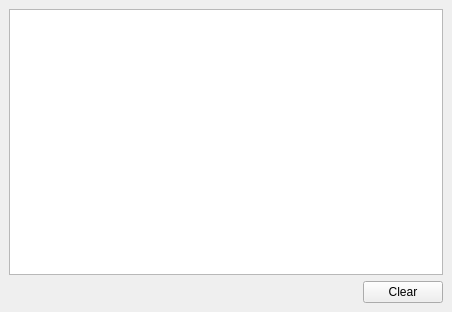
This is source/mainwindow.ui in mandlm/qSniff as Qt 5 draws it before an edit. The edited form follows.
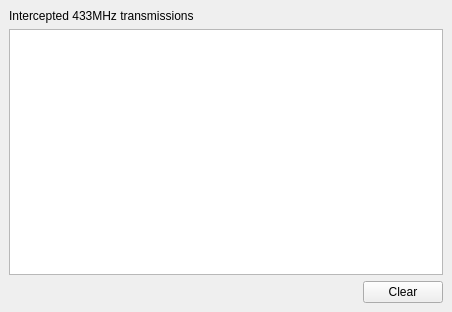
This is the edited form.

Commit message: Added descriptive label above list-widget

```diff
--- a/source/mainwindow.ui
+++ b/source/mainwindow.ui
@@ -15,6 +15,13 @@
   </property>
   <widget class="QWidget" name="centralwidget">
    <layout class="QVBoxLayout" name="verticalLayout">
+    <item>
+     <widget class="QLabel" name="label">
+      <property name="text">
+       <string>Intercepted 433MHz transmissions</string>
+      </property>
+     </widget>
+    </item>
     <item>
      <widget class="QListWidget" name="listWidget"/>
     </item>
```
